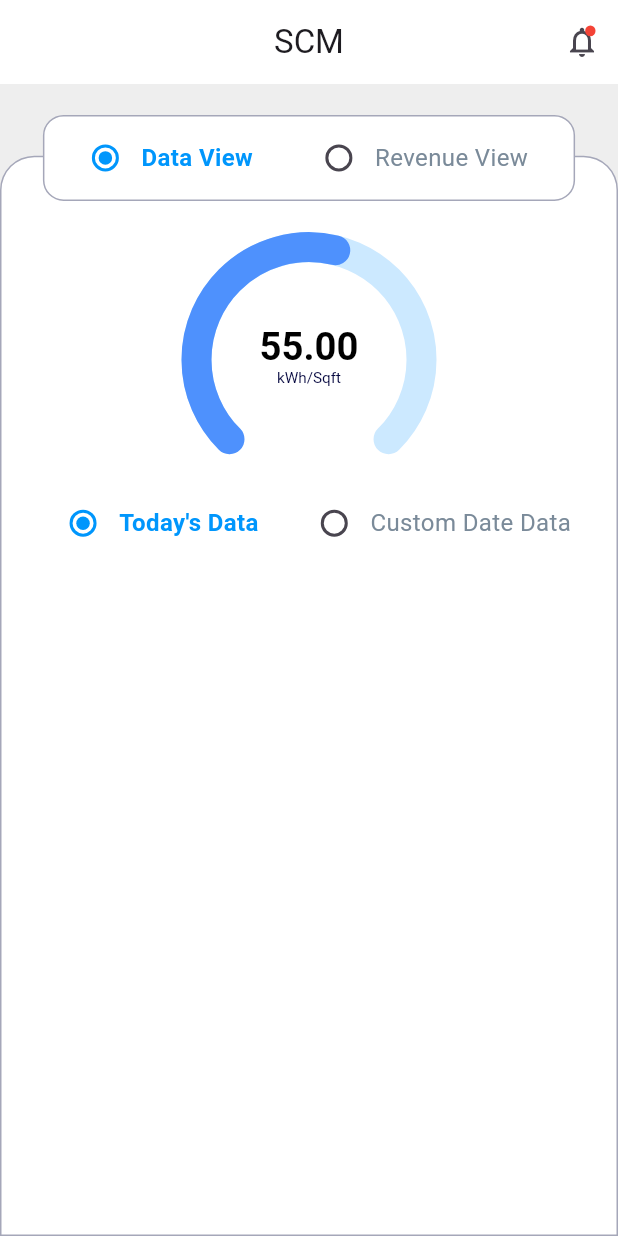
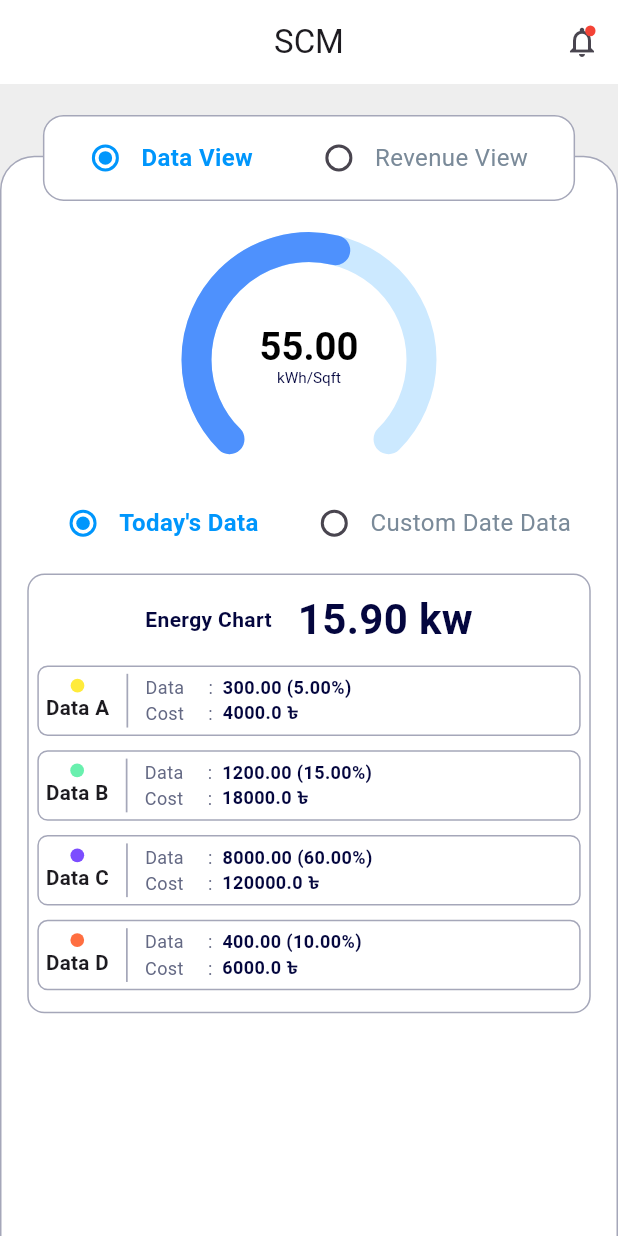
Before and after one commit to Sohag-84/Monitoring-System-App, a Flutter app: the SourceTabDetailsView screen opened by its route, on a phone screen of 412 x 824 dp. Run offline on Flutter 3.47's test engine with Material 3 defaults, Android fonts, the phone set to English and light mode, and no system bars; our stand-ins replace equatable, flutter_bloc, flutter_screenutil, go_router.

Commit message:
desinged energry chart item list container

```diff
--- /dev/null
+++ b/lib/features/details/data/dummy_data.dart
@@ -0,0 +1,426 @@
+import 'package:flutter/material.dart';
+import 'package:monitoring_system/features/details/data/energy_data_item_model.dart';
+
+List<EnergyChartData> todaysEnergyCharts = [
+  EnergyChartData(
+    chartTitle: "Energy Chart",
+    totalKwValue: "15.90 kw",
+    dataItems: [
+      DataItem(
+        title: "Data A",
+        indicatorColor: Color(0xFFFFEB3B),
+        dataValue: 300.0,
+        dataPercentage: 5.0,
+        costValue: 4000.0,
+        currency: "৳",
+      ),
+      DataItem(
+        title: "Data B",
+        indicatorColor: Color(0xFF69F0AE),
+        dataValue: 1200.0,
+        dataPercentage: 15.0,
+        costValue: 18000.0,
+        currency: "৳",
+      ),
+      DataItem(
+        title: "Data C",
+        indicatorColor: Color(0xFF7C4DFF),
+        dataValue: 8000.0,
+        dataPercentage: 60.0,
+        costValue: 120000.0,
+        currency: "৳",
+      ),
+      DataItem(
+        title: "Data D",
+        indicatorColor: Color(0xFFFF6E40),
+        dataValue: 400.0,
+        dataPercentage: 10.0,
+        costValue: 6000.0,
+        currency: "৳",
+      ),
+    ],
+  ),
+];
+
+List<EnergyChartData> dateWiseEnergyCharts = [
+  EnergyChartData(
+    chartTitle: "Energy Chart",
+    totalKwValue: "20.05 kw",
+    dataItems: [
+      DataItem(
+        title: "Data A",
+        indicatorColor: Color(0xFF4285F4),
+        dataValue: 2798.5,
+        dataPercentage: 29.53,
+        costValue: 35689.0,
+        currency: "৳",
+      ),
+      DataItem(
+        title: "Data B",
+        indicatorColor: Color(0xFF009688),
+        dataValue: 7259.5,
+        dataPercentage: 35.39,
+        costValue: 525968.0,
+        currency: "৳",
+      ),
+      DataItem(
+        title: "Data C",
+        indicatorColor: Color(0xFF9C27B0),
+        dataValue: 659.36,
+        dataPercentage: 83.9,
+        costValue: 56987.0,
+        currency: "৳",
+      ),
+      DataItem(
+        title: "Data D",
+        indicatorColor: Color(0xFFFF9800),
+        dataValue: 659.26,
+        dataPercentage: 36.59,
+        costValue: 35698.0,
+        currency: "৳",
+      ),
+    ],
+  ),
+  EnergyChartData(
+    chartTitle: "Energy Chart",
+    totalKwValue: "5.53 kw",
+    dataItems: [
+      DataItem(
+        title: "Data A",
+        indicatorColor: Color(0xFF2196F3),
+        dataValue: 1500.2,
+        dataPercentage: 18.1,
+        costValue: 22000.0,
+        currency: "৳",
+      ),
+      DataItem(
+        title: "Data B",
+        indicatorColor: Color(0xFF4CAF50),
+        dataValue: 4500.1,
+        dataPercentage: 28.5,
+        costValue: 350000.0,
+        currency: "৳",
+      ),
+      DataItem(
+        title: "Data C",
+        indicatorColor: Color(0xFF673AB7),
+        dataValue: 320.0,
+        dataPercentage: 75.0,
+        costValue: 48000.0,
+        currency: "৳",
+      ),
+      DataItem(
+        title: "Data D",
+        indicatorColor: Color(0xFFFFC107),
+        dataValue: 480.0,
+        dataPercentage: 22.3,
+        costValue: 28000.0,
+        currency: "৳",
+      ),
+    ],
+  ),
+  EnergyChartData(
+    chartTitle: "Energy Chart",
+    totalKwValue: "12.80 kw",
+    dataItems: [
+      DataItem(
+        title: "Data A",
+        indicatorColor: Color(0xFFE91E63),
+        dataValue: 800.0,
+        dataPercentage: 10.5,
+        costValue: 8000.0,
+        currency: "৳",
+      ),
+      DataItem(
+        title: "Data B",
+        indicatorColor: Color(0xFF3F51B5),
+        dataValue: 3400.0,
+        dataPercentage: 40.0,
+        costValue: 65000.0,
+        currency: "৳",
+      ),
+      DataItem(
+        title: "Data C",
+        indicatorColor: Color(0xFF7B1FA2),
+        dataValue: 670.0,
+        dataPercentage: 30.2,
+        costValue: 10500.0,
+        currency: "৳",
+      ),
+      DataItem(
+        title: "Data D",
+        indicatorColor: Color(0xFF00BCD4),
+        dataValue: 180.0,
+        dataPercentage: 3.2,
+        costValue: 3200.0,
+        currency: "৳",
+      ),
+    ],
+  ),
+  EnergyChartData(
+    chartTitle: "Energy Chart",
+    totalKwValue: "8.15 kw",
+    dataItems: [
+      DataItem(
+        title: "Data A",
+        indicatorColor: Color(0xFF8BC34A),
+        dataValue: 540.0,
+        dataPercentage: 8.0,
+        costValue: 7500.0,
+        currency: "৳",
+      ),
+      DataItem(
+        title: "Data B",
+        indicatorColor: Color(0xFFFF5722),
+        dataValue: 900.0,
+        dataPercentage: 1.5,
+        costValue: 15000.0,
+        currency: "৳",
+      ),
+      DataItem(
+        title: "Data C",
+        indicatorColor: Color(0xFF607D8B),
+        dataValue: 4500.75,
+        dataPercentage: 8.9,
+        costValue: 48000.0,
+        currency: "৳",
+      ),
+      DataItem(
+        title: "Data D",
+        indicatorColor: Color(0xFFFF4081),
+        dataValue: 220.3,
+        dataPercentage: 4.1,
+        costValue: 3000.0,
+        currency: "৳",
+      ),
+    ],
+  ),
+  EnergyChartData(
+    chartTitle: "Energy Chart",
+    totalKwValue: "15.90 kw",
+    dataItems: [
+      DataItem(
+        title: "Data A",
+        indicatorColor: Color(0xFFFFEB3B),
+        dataValue: 300.0,
+        dataPercentage: 5.0,
+        costValue: 4000.0,
+        currency: "৳",
+      ),
+      DataItem(
+        title: "Data B",
+        indicatorColor: Color(0xFF69F0AE),
+        dataValue: 1200.0,
+        dataPercentage: 15.0,
+        costValue: 18000.0,
+        currency: "৳",
+      ),
+      DataItem(
+        title: "Data C",
+        indicatorColor: Color(0xFF7C4DFF),
+        dataValue: 8000.0,
+        dataPercentage: 60.0,
+        costValue: 120000.0,
+        currency: "৳",
+      ),
+      DataItem(
+        title: "Data D",
+        indicatorColor: Color(0xFFFF6E40),
+        dataValue: 400.0,
+        dataPercentage: 10.0,
+        costValue: 6000.0,
+        currency: "৳",
+      ),
+    ],
+  ),
+  EnergyChartData(
+    chartTitle: "Energy Chart",
+    totalKwValue: "11.20 kw",
+    dataItems: [
+      DataItem(
+        title: "Data A",
+        indicatorColor: Color(0xFF8BC34A),
+        dataValue: 250.0,
+        dataPercentage: 4.5,
+        costValue: 3500.0,
+        currency: "৳",
+      ),
+      DataItem(
+        title: "Data B",
+        indicatorColor: Color(0xFF00E5FF),
+        dataValue: 900.0,
+        dataPercentage: 12.0,
+        costValue: 15000.0,
+        currency: "৳",
+      ),
+      DataItem(
+        title: "Data C",
+        indicatorColor: Color(0xFFD500F9),
+        dataValue: 1500.0,
+        dataPercentage: 20.0,
+        costValue: 25000.0,
+        currency: "৳",
+      ),
+      DataItem(
+        title: "Data D",
+        indicatorColor: Color(0xFFFFD740),
+        dataValue: 700.0,
+        dataPercentage: 9.0,
+        costValue: 10000.0,
+        currency: "৳",
+      ),
+    ],
+  ),
+  EnergyChartData(
+    chartTitle: "Energy Chart",
+    totalKwValue: "7.30 kw",
+    dataItems: [
+      DataItem(
+        title: "Data A",
+        indicatorColor: Color(0xFF607D8B),
+        dataValue: 400.0,
+        dataPercentage: 8.0,
+        costValue: 5500.0,
+        currency: "৳",
+      ),
+      DataItem(
+        title: "Data B",
+        indicatorColor: Color(0xFF795548),
+        dataValue: 600.0,
+        dataPercentage: 10.0,
+        costValue: 8000.0,
+        currency: "৳",
+      ),
+      DataItem(
+        title: "Data C",
+        indicatorColor: Color(0xFFB71C1C),
+        dataValue: 1800.0,
+        dataPercentage: 30.0,
+        costValue: 27000.0,
+        currency: "৳",
+      ),
+      DataItem(
+        title: "Data D",
+        indicatorColor: Color(0xFF9E9E9E),
+        dataValue: 150.0,
+        dataPercentage: 2.5,
+        costValue: 2000.0,
+        currency: "৳",
+      ),
+    ],
+  ),
+  EnergyChartData(
+    chartTitle: "Energy Chart",
+    totalKwValue: "3.90 kw",
+    dataItems: [
+      DataItem(
+        title: "Data A",
+        indicatorColor: Color(0xFFFFD600),
+        dataValue: 2500.0,
+        dataPercentage: 60.0,
+        costValue: 0.0,
+        currency: "৳",
+      ),
+      DataItem(
+        title: "Data B",
+        indicatorColor: Color(0xFFC5CAE9),
+        dataValue: 100.0,
+        dataPercentage: 2.0,
+        costValue: 1500.0,
+        currency: "৳",
+      ),
+      DataItem(
+        title: "Data C",
+        indicatorColor: Color(0xFF8BC34A),
+        dataValue: 50.0,
+        dataPercentage: 1.0,
+        costValue: 1000.0,
+        currency: "৳",
+      ),
+      DataItem(
+        title: "Data D",
+        indicatorColor: Color(0xFFFFAB40),
+        dataValue: 120.0,
+        dataPercentage: 3.0,
+        costValue: 2000.0,
+        currency: "৳",
+      ),
+    ],
+  ),
+  EnergyChartData(
+    chartTitle: "Energy Chart",
+    totalKwValue: "9.45 kw",
+    dataItems: [
+      DataItem(
+        title: "Data A",
+        indicatorColor: Color(0xFF90CAF9),
+        dataValue: 1200.0,
+        dataPercentage: 15.0,
+        costValue: 18000.0,
+        currency: "৳",
+      ),
+      DataItem(
+        title: "Data B",
+        indicatorColor: Color(0xFFC8E6C9),
+        dataValue: 400.0,
+        dataPercentage: 5.0,
+        costValue: 6000.0,
+        currency: "৳",
+      ),
+      DataItem(
+        title: "Data C",
+        indicatorColor: Color(0xFFB39DDB),
+        dataValue: 700.0,
+        dataPercentage: 8.0,
+        costValue: 10000.0,
+        currency: "৳",
+      ),
+      DataItem(
+        title: "Data D",
+        indicatorColor: Color(0xFF81D4FA),
+        dataValue: 2500.0,
+        dataPercentage: 30.0,
+        costValue: 35000.0,
+        currency: "৳",
+      ),
+    ],
+  ),
+  EnergyChartData(
+    chartTitle: "Energy Chart",
+    totalKwValue: "1.20 kw",
+    dataItems: [
+      DataItem(
+        title: "Data A",
+        indicatorColor: Color(0xFFFFCDD2),
+        dataValue: 50.0,
+        dataPercentage: 4.0,
+        costValue: 800.0,
+        currency: "৳",
+      ),
+      DataItem(
+        title: "Data B",
+        indicatorColor: Color(0xFFE0E0E0),
+        dataValue: 200.0,
+        dataPercentage: 16.0,
+        costValue: 3000.0,
+        currency: "৳",
+      ),
+      DataItem(
+        title: "Data C",
+        indicatorColor: Color(0xFFFF8A80),
+        dataValue: 300.0,
+        dataPercentage: 25.0,
+        costValue: 4500.0,
+        currency: "৳",
+      ),
+      DataItem(
+        title: "Data D",
+        indicatorColor: Color(0xFFCFD8DC),
+        dataValue: 60.0,
+        dataPercentage: 5.0,
+        costValue: 1000.0,
+        currency: "৳",
+      ),
+    ],
+  ),
+];
--- /dev/null
+++ b/lib/features/details/data/energy_data_item_model.dart
@@ -0,0 +1,31 @@
+import 'package:flutter/material.dart';
+
+class EnergyChartData {
+  final String chartTitle;
+  final String totalKwValue;
+  final List<DataItem> dataItems;
+
+  EnergyChartData({
+    required this.chartTitle,
+    required this.totalKwValue,
+    required this.dataItems,
+  });
+}
+
+class DataItem {
+  final String title;
+  final Color indicatorColor;
+  final double dataValue;
+  final double dataPercentage;
+  final double costValue;
+  final String currency;
+
+  DataItem({
+    required this.title,
+    required this.indicatorColor,
+    required this.dataValue,
+    required this.dataPercentage,
+    required this.costValue,
+    required this.currency,
+  });
+}
--- a/lib/features/details/presentation/views/source_tab_details_view.dart
+++ b/lib/features/details/presentation/views/source_tab_details_view.dart
@@ -3,8 +3,10 @@ import 'package:flutter_bloc/flutter_bloc.dart';
 import 'package:flutter_screenutil/flutter_screenutil.dart';
 import 'package:monitoring_system/core/theme/app_colors.dart';
 import 'package:monitoring_system/core/widgets/common_app_bar.dart';
+import 'package:monitoring_system/features/details/data/dummy_data.dart';
 import 'package:monitoring_system/features/details/presentation/cubit/radio_button_cubit.dart';
 import 'package:monitoring_system/features/details/presentation/widgets/circular_chart_widget.dart';
+import 'package:monitoring_system/features/details/presentation/widgets/energy_chart_item.dart';
 import 'package:monitoring_system/features/details/presentation/widgets/radio_button_widget.dart';
 
 class SourceTabDetailsView extends StatelessWidget {
@@ -15,11 +17,17 @@ class SourceTabDetailsView extends StatelessWidget {
     return Scaffold(
       backgroundColor: Colors.grey[200],
       appBar: commonAppBar(),
-      body: Stack(
+      body: LayoutBuilder(
+        builder: (context, constraints) {
+          return SingleChildScrollView(
+            child: Stack(
               children: [
                 Container(
                   margin: EdgeInsets.only(top: 40.h),
                   width: double.infinity,
+                  constraints: BoxConstraints(
+                    minHeight: constraints.maxHeight - 40,
+                  ),
                   decoration: BoxDecoration(
                     color: Colors.white,
                     borderRadius: BorderRadius.only(
@@ -33,6 +41,8 @@ class SourceTabDetailsView extends StatelessWidget {
                       SizedBox(height: 50),
                       CircularChartWidget(value: 55),
                       sortOptionRadioRow(),
+                      //today's engery chart list
+                      EnergyChartListItem(energyChartList: todaysEnergyCharts),
                     ],
                   ),
                 ),
@@ -40,6 +50,9 @@ class SourceTabDetailsView extends StatelessWidget {
                 // data view and revenue view radio buttons
                 dataRevenureRadioRow(context),
               ],
+            ),
+          );
+        },
       ),
     );
   }
--- /dev/null
+++ b/lib/features/details/presentation/widgets/custom_energy_data_row.dart
@@ -0,0 +1,27 @@
+import 'package:flutter/material.dart';
+import 'package:flutter_screenutil/flutter_screenutil.dart';
+import 'package:monitoring_system/core/theme/app_colors.dart';
+
+Widget customEngeryDataRow({required String title, required String value}) {
+  return Row(
+    children: [
+      Text(
+        '$title     :  ',
+        style: TextStyle(
+          color: AppColors.navyGreyColor,
+          fontSize: 12,
+          fontWeight: FontWeight.w400,
+        ),
+      ),
+      SizedBox(height: 4.h),
+      Text(
+        value,
+        style: TextStyle(
+          color: AppColors.navyBlueColor,
+          fontSize: 12,
+          fontWeight: FontWeight.w600,
+        ),
+      ),
+    ],
+  );
+}
--- /dev/null
+++ b/lib/features/details/presentation/widgets/energy_chart_item.dart
@@ -0,0 +1,125 @@
+import 'package:flutter/material.dart';
+import 'package:flutter_screenutil/flutter_screenutil.dart';
+import 'package:monitoring_system/core/theme/app_colors.dart';
+import 'package:monitoring_system/features/details/data/energy_data_item_model.dart';
+import 'package:monitoring_system/features/details/presentation/widgets/custom_energy_data_row.dart';
+
+class EnergyChartListItem extends StatelessWidget {
+  final List<EnergyChartData> energyChartList;
+  const EnergyChartListItem({super.key, required this.energyChartList});
+
+  @override
+  Widget build(BuildContext context) {
+    return ListView.builder(
+      shrinkWrap: true,
+      physics: NeverScrollableScrollPhysics(),
+      itemCount: energyChartList.length,
+      itemBuilder: (BuildContext context, int index) {
+        final energryData = energyChartList[index];
+        return Container(
+          margin: EdgeInsets.symmetric(horizontal: 15.w, vertical: 8.h),
+          padding: EdgeInsets.symmetric(horizontal: 5.w, vertical: 8.h),
+          decoration: BoxDecoration(
+            border: Border.all(color: AppColors.borderColor),
+            borderRadius: BorderRadius.circular(10.r),
+          ),
+          child: Column(
+            children: [
+              // enegry title and value
+              Row(
+                mainAxisAlignment: MainAxisAlignment.center,
+                children: [
+                  Text(
+                    energryData.chartTitle,
+                    style: TextStyle(
+                      fontWeight: FontWeight.w600,
+                      color: AppColors.navyBlueColor,
+                    ),
+                  ),
+                  SizedBox(width: 15.w),
+                  Text(
+                    energryData.totalKwValue,
+                    style: TextStyle(
+                      fontWeight: FontWeight.w600,
+                      fontSize: 28,
+                      color: AppColors.navyBlueColor,
+                    ),
+                  ),
+                ],
+              ),
+              SizedBox(height: 5.h),
+              ListView.builder(
+                shrinkWrap: true,
+                physics: NeverScrollableScrollPhysics(),
+                itemCount: energryData.dataItems.length,
+                itemBuilder: (BuildContext context, int itemIndex) {
+                  final item = energryData.dataItems[itemIndex];
+                  return Container(
+                    margin: EdgeInsets.symmetric(vertical: 4.h),
+                    padding: EdgeInsets.all(4.w),
+                    decoration: BoxDecoration(
+                      color: Colors.white,
+                      borderRadius: BorderRadius.circular(6.r),
+                      border: Border.all(color: AppColors.borderColor),
+                    ),
+                    child: Row(
+                      crossAxisAlignment: CrossAxisAlignment.center,
+                      children: [
+                        // Color Indicator and Data Title
+                        Column(
+                          crossAxisAlignment: CrossAxisAlignment.center,
+                          children: [
+                            Container(
+                              width: 8.w,
+                              height: 8.h,
+                              decoration: BoxDecoration(
+                                shape: BoxShape.circle,
+                                color: item.indicatorColor,
+                              ),
+                            ),
+                            const SizedBox(width: 8),
+                            Text(
+                              item.title,
+                              style: TextStyle(
+                                fontWeight: FontWeight.bold,
+                                fontSize: 12.sp,
+                              ),
+                            ),
+                          ],
+                        ),
+                        SizedBox(width: 10.w),
+                        // Divider
+                        Container(
+                          height: 30.h,
+                          width: 1.w,
+                          color: AppColors.borderColor,
+                        ),
+
+                        SizedBox(width: 10.w),
+
+                        Column(
+                          crossAxisAlignment: CrossAxisAlignment.start,
+                          children: [
+                            customEngeryDataRow(
+                              title: "Data",
+                              value:
+                                  '${item.dataValue.toStringAsFixed(2)} (${item.dataPercentage.toStringAsFixed(2)}%)',
+                            ),
+                            customEngeryDataRow(
+                              title: "Cost",
+                              value: '${item.costValue} ৳',
+                            ),
+                          ],
+                        ),
+                      ],
+                    ),
+                  );
+                },
+              ),
+            ],
+          ),
+        );
+      },
+    );
+  }
+}
```
Lines whose indentation alone changed are shown as unchanged.
